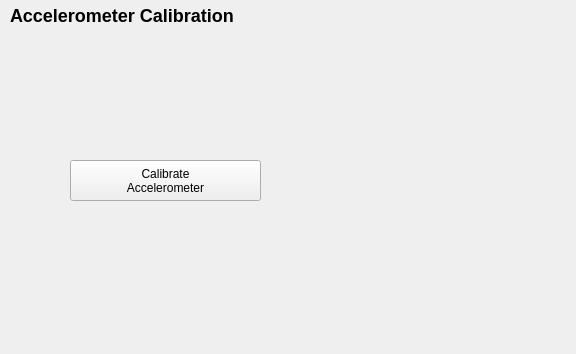
Above: src/ui/configuration/AccelCalibrationConfig.ui from ArduPilot/apm_planner before the change. Below: the same form after it.
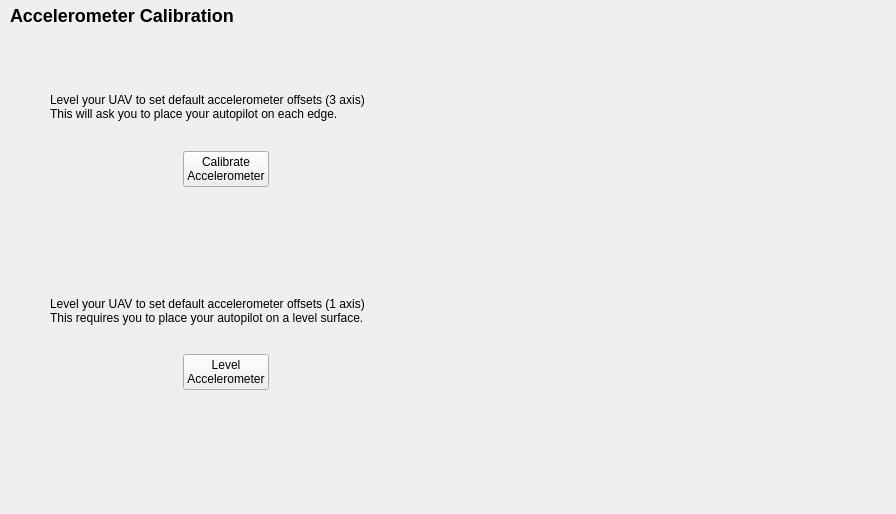
That is the form after the change.

Commit message: New accel calibration config, with 3 axis for all vehicles, and 1 axis leveling for plane

Diff of the .ui file:
```diff
--- a/src/ui/configuration/AccelCalibrationConfig.ui
+++ b/src/ui/configuration/AccelCalibrationConfig.ui
@@ -6,8 +6,8 @@
    <rect>
     <x>0</x>
     <y>0</y>
-    <width>576</width>
-    <height>354</height>
+    <width>896</width>
+    <height>514</height>
    </rect>
   </property>
   <property name="windowTitle">
@@ -29,32 +29,146 @@
     <bool>false</bool>
    </property>
   </widget>
-  <widget class="QPushButton" name="calibrateAccelButton">
+  <widget class="QLabel" name="apmGraphicLabel">
    <property name="geometry">
     <rect>
-     <x>70</x>
-     <y>160</y>
-     <width>191</width>
-     <height>41</height>
-    </rect>
-   </property>
-   <property name="text">
-    <string>Calibrate
-Accelerometer</string>
-   </property>
-  </widget>
-  <widget class="QLabel" name="outputLabel">
-   <property name="geometry">
-    <rect>
-     <x>20</x>
-     <y>50</y>
-     <width>311</width>
-     <height>101</height>
+     <x>390</x>
+     <y>100</y>
+     <width>241</width>
+     <height>201</height>
     </rect>
    </property>
    <property name="text">
     <string/>
    </property>
+   <property name="scaledContents">
+    <bool>true</bool>
+   </property>
+   <property name="alignment">
+    <set>Qt::AlignCenter</set>
+   </property>
+  </widget>
+  <widget class="QWidget" name="verticalLayoutWidget">
+   <property name="geometry">
+    <rect>
+     <x>50</x>
+     <y>70</y>
+     <width>351</width>
+     <height>401</height>
+    </rect>
+   </property>
+   <layout class="QVBoxLayout" name="verticalLayout">
+    <item>
+     <widget class="QLabel" name="accelDescLabel">
+      <property name="text">
+       <string>Level your UAV to set default accelerometer offsets (3 axis)&lt;br&gt;This will ask you to place your autopilot on each edge.</string>
+      </property>
+      <property name="wordWrap">
+       <bool>true</bool>
+      </property>
+     </widget>
+    </item>
+    <item>
+     <layout class="QHBoxLayout" name="horizontalLayout">
+      <item>
+       <spacer name="horizontalSpacer">
+        <property name="orientation">
+         <enum>Qt::Horizontal</enum>
+        </property>
+        <property name="sizeHint" stdset="0">
+         <size>
+          <width>40</width>
+          <height>20</height>
+         </size>
+        </property>
+       </spacer>
+      </item>
+      <item>
+       <widget class="QPushButton" name="calibrateAccelButton">
+        <property name="text">
+         <string>Calibrate
+Accelerometer</string>
+        </property>
+       </widget>
+      </item>
+      <item>
+       <spacer name="horizontalSpacer_2">
+        <property name="orientation">
+         <enum>Qt::Horizontal</enum>
+        </property>
+        <property name="sizeHint" stdset="0">
+         <size>
+          <width>40</width>
+          <height>20</height>
+         </size>
+        </property>
+       </spacer>
+      </item>
+     </layout>
+    </item>
+    <item>
+     <widget class="QLabel" name="outputLabel">
+      <property name="text">
+       <string/>
+      </property>
+     </widget>
+    </item>
+    <item>
+     <widget class="QLabel" name="levelDescLabel">
+      <property name="text">
+       <string>Level your UAV to set default accelerometer offsets (1 axis)&lt;br&gt;This requires you to place your autopilot on a level surface.</string>
+      </property>
+      <property name="wordWrap">
+       <bool>true</bool>
+      </property>
+     </widget>
+    </item>
+    <item>
+     <layout class="QHBoxLayout" name="horizontalLayout_2">
+      <item>
+       <spacer name="horizontalSpacer_3">
+        <property name="orientation">
+         <enum>Qt::Horizontal</enum>
+        </property>
+        <property name="sizeHint" stdset="0">
+         <size>
+          <width>40</width>
+          <height>20</height>
+         </size>
+        </property>
+       </spacer>
+      </item>
+      <item>
+       <widget class="QPushButton" name="levelAccelButton">
+        <property name="text">
+         <string>Level
+Accelerometer</string>
+        </property>
+       </widget>
+      </item>
+      <item>
+       <spacer name="horizontalSpacer_4">
+        <property name="orientation">
+         <enum>Qt::Horizontal</enum>
+        </property>
+        <property name="sizeHint" stdset="0">
+         <size>
+          <width>40</width>
+          <height>20</height>
+         </size>
+        </property>
+       </spacer>
+      </item>
+     </layout>
+    </item>
+    <item>
+     <widget class="QLabel" name="levelOutputLabel">
+      <property name="text">
+       <string/>
+      </property>
+     </widget>
+    </item>
+   </layout>
   </widget>
  </widget>
  <resources/>
```
The commit also changes 2 other files.
